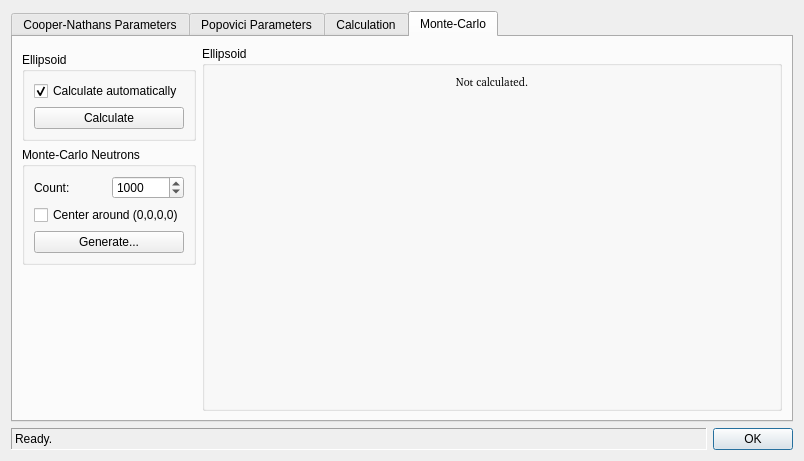
The window that ui/reso.ui (tweber-ill/frm_mirror-takin1) describes before a commit, drawn with Qt 5.
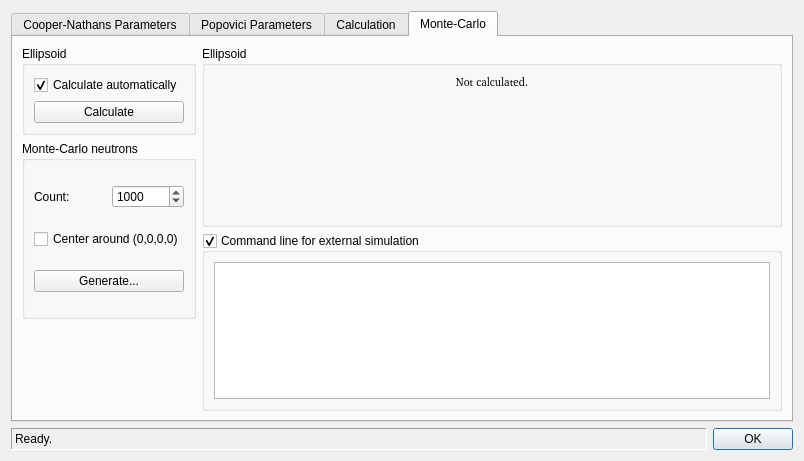
The same window after the commit. The open tabs and pages were chosen to show the change.

Commit message: added command line generation for external sim

Diff of the .ui file:
```diff
--- a/ui/reso.ui
+++ b/ui/reso.ui
@@ -1356,80 +1356,16 @@
        <string>Monte-Carlo</string>
       </attribute>
       <layout class="QGridLayout" name="gridLayout_6">
-       <item row="3" column="0">
-        <spacer name="verticalSpacer">
-         <property name="orientation">
-          <enum>Qt::Vertical</enum>
-         </property>
-         <property name="sizeHint" stdset="0">
-          <size>
-           <width>20</width>
-           <height>40</height>
-          </size>
-         </property>
-        </spacer>
-       </item>
-       <item row="0" column="1" rowspan="4">
-        <widget class="QGroupBox" name="groupBox_10">
-         <property name="sizePolicy">
-          <sizepolicy hsizetype="Preferred" vsizetype="Preferred">
-           <horstretch>1</horstretch>
-           <verstretch>0</verstretch>
-          </sizepolicy>
-         </property>
-         <property name="title">
-          <string>Ellipsoid</string>
-         </property>
-         <layout class="QFormLayout" name="formLayout">
-          <item row="0" column="0" colspan="2">
-           <widget class="QLabel" name="labelElli">
-            <property name="font">
-             <font>
-              <family>DejaVu Sans Mono [unknown]</family>
-              <pointsize>8</pointsize>
-             </font>
-            </property>
-            <property name="text">
-             <string>Not calculated.</string>
-            </property>
-            <property name="alignment">
-             <set>Qt::AlignCenter</set>
-            </property>
-           </widget>
-          </item>
-         </layout>
-        </widget>
-       </item>
-       <item row="1" column="0">
-        <widget class="QGroupBox" name="groupBox_13">
-         <property name="title">
-          <string>Ellipsoid</string>
-         </property>
-         <layout class="QGridLayout" name="gridLayout_7">
-          <item row="0" column="0">
-           <widget class="QCheckBox" name="checkElli4dAutoCalc">
-            <property name="text">
-             <string>Calculate automatically</string>
-            </property>
-            <property name="checked">
-             <bool>true</bool>
-            </property>
-           </widget>
-          </item>
-          <item row="1" column="0">
-           <widget class="QPushButton" name="btnCalcElli4d">
-            <property name="text">
-             <string>Calculate</string>
-            </property>
-           </widget>
-          </item>
-         </layout>
-        </widget>
-       </item>
-       <item row="2" column="0">
+       <item row="1" column="0" rowspan="2">
         <widget class="QGroupBox" name="groupBox_11">
+         <property name="sizePolicy">
+          <sizepolicy hsizetype="Preferred" vsizetype="Preferred">
+           <horstretch>0</horstretch>
+           <verstretch>0</verstretch>
+          </sizepolicy>
+         </property>
          <property name="title">
-          <string>Monte-Carlo Neutrons</string>
+          <string>Monte-Carlo neutrons</string>
          </property>
          <layout class="QGridLayout" name="gridLayout_5">
           <item row="1" column="0" colspan="2">
@@ -1469,6 +1405,84 @@
          </layout>
         </widget>
        </item>
+       <item row="2" column="1" rowspan="2">
+        <widget class="QGroupBox" name="groupSim">
+         <property name="sizePolicy">
+          <sizepolicy hsizetype="Preferred" vsizetype="Expanding">
+           <horstretch>0</horstretch>
+           <verstretch>1</verstretch>
+          </sizepolicy>
+         </property>
+         <property name="title">
+          <string>Command line for external simulation</string>
+         </property>
+         <property name="checkable">
+          <bool>true</bool>
+         </property>
+         <layout class="QGridLayout" name="gridLayout_8">
+          <item row="0" column="0">
+           <widget class="QPlainTextEdit" name="editSim"/>
+          </item>
+         </layout>
+        </widget>
+       </item>
+       <item row="0" column="1" rowspan="2">
+        <widget class="QGroupBox" name="groupBox_10">
+         <property name="sizePolicy">
+          <sizepolicy hsizetype="Preferred" vsizetype="Expanding">
+           <horstretch>1</horstretch>
+           <verstretch>1</verstretch>
+          </sizepolicy>
+         </property>
+         <property name="title">
+          <string>Ellipsoid</string>
+         </property>
+         <layout class="QFormLayout" name="formLayout">
+          <item row="0" column="0" colspan="2">
+           <widget class="QLabel" name="labelElli">
+            <property name="font">
+             <font>
+              <family>DejaVu Sans Mono [unknown]</family>
+              <pointsize>8</pointsize>
+             </font>
+            </property>
+            <property name="text">
+             <string>Not calculated.</string>
+            </property>
+            <property name="alignment">
+             <set>Qt::AlignCenter</set>
+            </property>
+           </widget>
+          </item>
+         </layout>
+        </widget>
+       </item>
+       <item row="0" column="0">
+        <widget class="QGroupBox" name="groupBox_13">
+         <property name="title">
+          <string>Ellipsoid</string>
+         </property>
+         <layout class="QGridLayout" name="gridLayout_7">
+          <item row="0" column="0">
+           <widget class="QCheckBox" name="checkElli4dAutoCalc">
+            <property name="text">
+             <string>Calculate automatically</string>
+            </property>
+            <property name="checked">
+             <bool>true</bool>
+            </property>
+           </widget>
+          </item>
+          <item row="1" column="0">
+           <widget class="QPushButton" name="btnCalcElli4d">
+            <property name="text">
+             <string>Calculate</string>
+            </property>
+           </widget>
+          </item>
+         </layout>
+        </widget>
+       </item>
       </layout>
      </widget>
     </widget>
```
Left out of the diff: 24 changed lines with no effect on the pictures. The commit also changes 7 other files.
